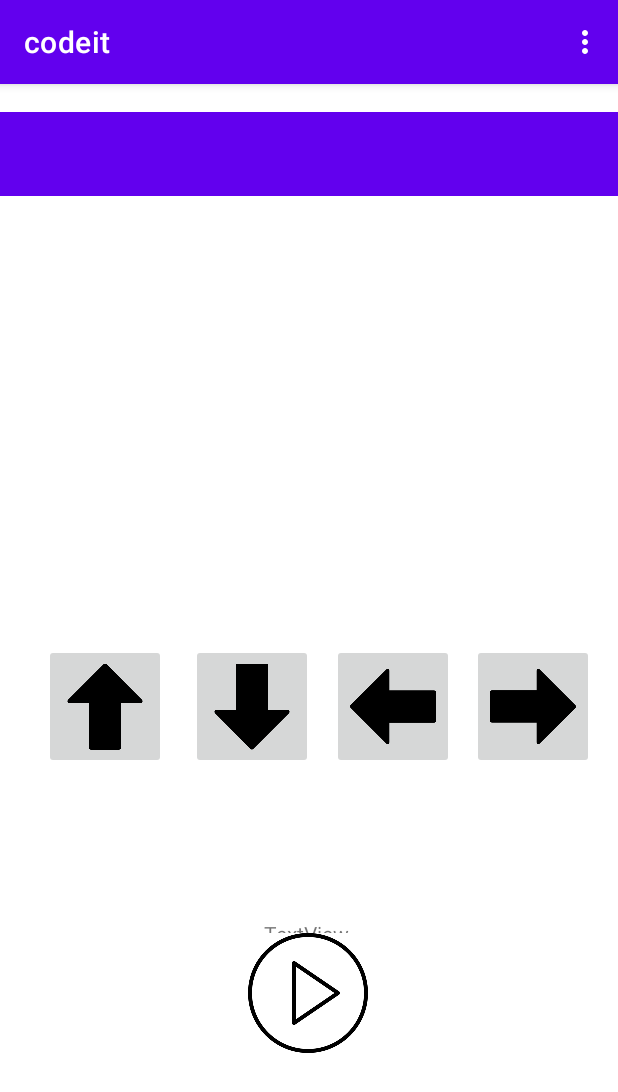
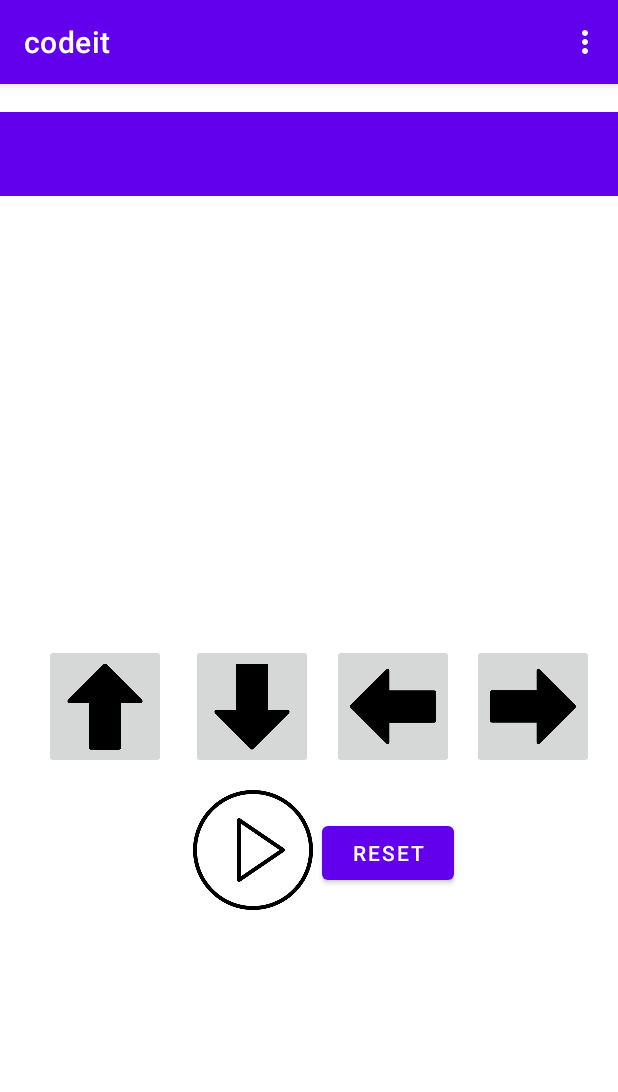
Before and after one commit to burapol-b/codeIT, an Android app: the screen it shows after launch (MainActivity), after a tap on an icon or button, on a phone screen of 412 x 824 dp. Shown: the top 1092 px of the screen. Run offline under Robolectric (Android 15) with nearby library versions, the phone set to English and light mode, and no system bars.

Commit message:
"update coding fragment"

```diff
--- a/app/src/main/java/com/coe/project/codeit/CodingPage/coding_Fragment.java
+++ b/app/src/main/java/com/coe/project/codeit/CodingPage/CodingFragment.java
@@ -1,6 +1,5 @@
 package com.coe.project.codeit.CodingPage;
 
-import android.content.Context;
 import android.os.Bundle;
 
 import androidx.annotation.NonNull;
@@ -9,7 +8,6 @@ import androidx.fragment.app.Fragment;
 import android.view.LayoutInflater;
 import android.view.View;
 import android.view.ViewGroup;
-import android.widget.Button;
 import android.widget.LinearLayout;
 import android.widget.TextView;
 
@@ -19,10 +17,10 @@ import static com.coe.project.codeit.BluetoothConnection.CommandControl.connecte
 
 /**
  * A simple {@link Fragment} subclass.
- * Use the {@link coding_Fragment#newInstance} factory method to
+ * Use the {@link CodingFragment#newInstance} factory method to
  * create an instance of this fragment.
  */
-public class coding_Fragment extends Fragment {
+public class CodingFragment extends Fragment {
 
     // TODO: Rename parameter arguments, choose names that match
     // the fragment initialization parameters, e.g. ARG_ITEM_NUMBER
@@ -35,7 +33,7 @@ public class coding_Fragment extends Fragment {
 
     private String cmd = "";
 
-    public coding_Fragment() {
+    public CodingFragment() {
         // Required empty public constructor
     }
 
@@ -48,8 +46,8 @@ public class coding_Fragment extends Fragment {
      * @return A new instance of fragment coding_Fragment.
      */
     // TODO: Rename and change types and number of parameters
-    public static coding_Fragment newInstance(String param1, String param2) {
-        coding_Fragment fragment = new coding_Fragment();
+    public static CodingFragment newInstance(String param1, String param2) {
+        CodingFragment fragment = new CodingFragment();
         Bundle args = new Bundle();
         args.putString(ARG_PARAM1, param1);
         args.putString(ARG_PARAM2, param2);
@@ -77,7 +75,7 @@ public class coding_Fragment extends Fragment {
         super.onViewCreated(view, savedInstanceState);
 
         final LinearLayout ll = (LinearLayout)view.findViewById(R.id.cmdshow);
-        final TextView result_view = (TextView)view.findViewById(R.id.projectresult_view);
+
 
         view.findViewById(R.id.forward_btn).setOnClickListener(new View.OnClickListener() {
             @Override
@@ -114,12 +112,18 @@ public class coding_Fragment extends Fragment {
         view.findViewById(R.id.run_btn).setOnClickListener(new View.OnClickListener() {
             @Override
             public void onClick(View view) {
-                result_view.setText(cmd);
                 if (cmd != null && cmd.length() > 0) {
                     cmd = cmd.substring(0, cmd.length() - 1);
                 }
+                connectedThread.write(cmd);
                 System.out.println(cmd);
-                result_view.setText(cmd);
+            }
+        });
+
+        view.findViewById(R.id.reset_btn).setOnClickListener(new View.OnClickListener() {
+            @Override
+            public void onClick(View view) {
+                cmd ="";
             }
         });
 
--- a/app/src/main/java/com/coe/project/codeit/FirstFragment.java
+++ b/app/src/main/java/com/coe/project/codeit/FirstFragment.java
@@ -26,5 +26,8 @@ public class FirstFragment extends Fragment {
         view.findViewById(R.id.start_btn).setOnClickListener(view1 -> NavHostFragment.findNavController(FirstFragment.this)
                 .navigate(R.id.action_FirstFragment_to_coding_Fragment));
 
+        view.findViewById(R.id.bt_btn).setOnClickListener(view1 -> NavHostFragment.findNavController(FirstFragment.this)
+                .navigate(R.id.action_FirstFragment_to_commandControl3));
+
     }
 }
--- a/app/src/main/res/layout/fragment_coding.xml
+++ b/app/src/main/res/layout/fragment_coding.xml
@@ -5,39 +5,23 @@
     android:layout_width="match_parent"
     android:layout_height="match_parent">
 
-    <TextView
-        android:id="@+id/projectresult_view"
-        android:layout_width="wrap_content"
-        android:layout_height="wrap_content"
-        android:layout_marginStart="176dp"
-        android:layout_marginLeft="176dp"
-        android:layout_marginTop="520dp"
-        android:layout_marginBottom="192dp"
-        android:text="TextView"
-        app:layout_constraintBottom_toBottomOf="parent"
-        app:layout_constraintStart_toStartOf="parent"
-        app:layout_constraintTop_toTopOf="parent"
-        app:layout_constraintVertical_bias="1.0" />
-
     <ImageButton
         android:id="@+id/run_btn"
         android:layout_width="80dp"
         android:layout_height="80dp"
-        android:layout_marginStart="165dp"
-        android:layout_marginLeft="165dp"
-        android:layout_marginTop="566dp"
-        android:layout_marginEnd="166dp"
-        android:layout_marginRight="166dp"
-        android:layout_marginBottom="85dp"
+        android:layout_marginStart="128dp"
+        android:layout_marginLeft="128dp"
+        android:layout_marginTop="452dp"
+        android:layout_marginEnd="203dp"
+        android:layout_marginRight="203dp"
+        android:layout_marginBottom="199dp"
         android:adjustViewBounds="true"
         android:background="@color/white"
         android:scaleType="fitCenter"
         app:layout_constraintBottom_toBottomOf="parent"
         app:layout_constraintEnd_toEndOf="parent"
-        app:layout_constraintHorizontal_bias="0.0"
         app:layout_constraintStart_toStartOf="parent"
         app:layout_constraintTop_toTopOf="parent"
-        app:layout_constraintVertical_bias="0.0"
         app:srcCompat="@drawable/play_button__1_" />
 
     <ImageButton
@@ -136,6 +120,24 @@
         android:orientation="vertical"
         app:layout_constraintBottom_toBottomOf="parent"
         app:layout_constraintEnd_toEndOf="parent"
+        app:layout_constraintHorizontal_bias="1.0"
+        app:layout_constraintStart_toStartOf="parent"
+        app:layout_constraintTop_toTopOf="parent"
+        app:layout_constraintVertical_bias="0.0" />
+
+    <Button
+        android:id="@+id/reset_btn"
+        android:layout_width="wrap_content"
+        android:layout_height="wrap_content"
+        android:layout_marginStart="214dp"
+        android:layout_marginLeft="214dp"
+        android:layout_marginTop="470dp"
+        android:layout_marginEnd="109dp"
+        android:layout_marginRight="109dp"
+        android:layout_marginBottom="213dp"
+        android:text="RESET"
+        app:layout_constraintBottom_toBottomOf="parent"
+        app:layout_constraintEnd_toEndOf="parent"
         app:layout_constraintStart_toStartOf="parent"
         app:layout_constraintTop_toTopOf="parent" />
 
--- a/app/src/main/res/navigation/nav_graph.xml
+++ b/app/src/main/res/navigation/nav_graph.xml
@@ -33,7 +33,7 @@
         tools:layout="@layout/commandcontrol_layout" />
     <fragment
         android:id="@+id/coding_Fragment"
-        android:name="com.coe.project.codeit.CodingPage.coding_Fragment"
+        android:name="com.coe.project.codeit.CodingPage.CodingFragment"
         android:label="fragment_coding"
         tools:layout="@layout/fragment_coding" />
 
```
Also changed, not shown: app/src/main/java/com/coe/project/codeit/CodingFragment.java (+0 -8 lines), app/src/main/res/layout/fragment_first.xml (+16 -0 lines), 1 other file.
